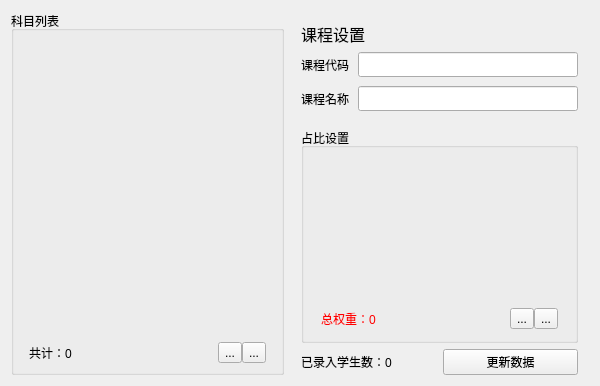
The window that 1788lab10/setting.ui (fu1fan/lab10) describes before a commit, drawn with Qt 5.
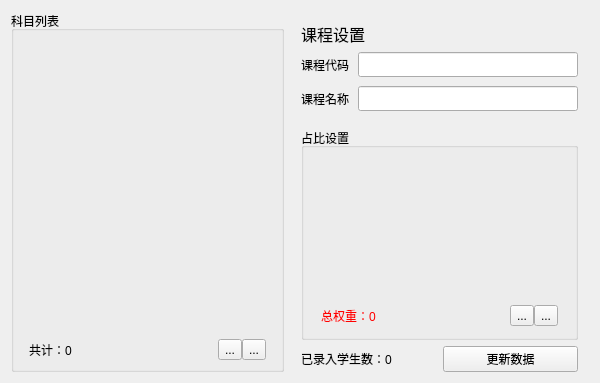
The same window after the commit. Icons and pictures are not drawn.

The edit to the form file:
```diff
--- a/1788lab10/setting.ui
+++ b/1788lab10/setting.ui
@@ -7,7 +7,7 @@
     <x>0</x>
     <y>0</y>
     <width>600</width>
-    <height>386</height>
+    <height>383</height>
    </rect>
   </property>
   <property name="windowTitle">
```
